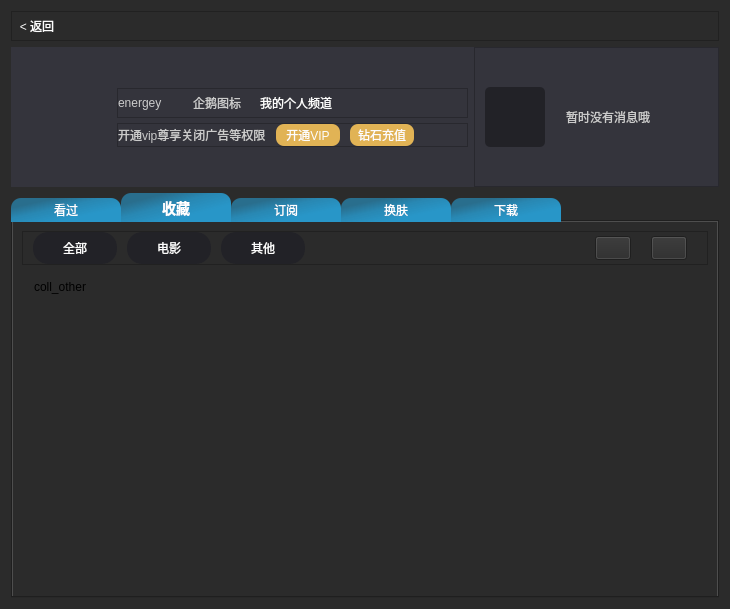
Above: VideoPlayer/videomodels/PersonFileForm.ui from huizhang556/pc-video-player before the change. Below: the same form after it.
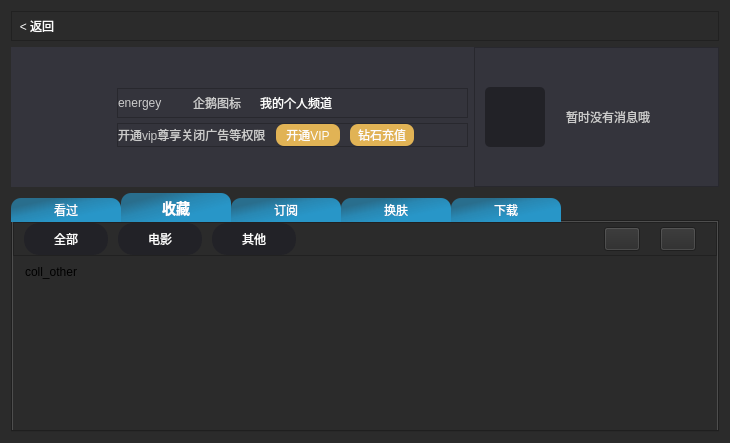
That is the form after the change. The open tabs and pages were chosen to show the change. Icons and pictures are not drawn.

The edit to the form file:
```diff
--- a/VideoPlayer/videomodels/PersonFileForm.ui
+++ b/VideoPlayer/videomodels/PersonFileForm.ui
@@ -7,7 +7,7 @@
     <x>0</x>
     <y>0</y>
     <width>730</width>
-    <height>609</height>
+    <height>443</height>
    </rect>
   </property>
   <property name="windowTitle">
@@ -937,6 +937,21 @@
          <string>收藏</string>
         </attribute>
         <layout class="QVBoxLayout" name="verticalLayout_12">
+         <property name="spacing">
+          <number>0</number>
+         </property>
+         <property name="leftMargin">
+          <number>0</number>
+         </property>
+         <property name="topMargin">
+          <number>0</number>
+         </property>
+         <property name="rightMargin">
+          <number>0</number>
+         </property>
+         <property name="bottomMargin">
+          <number>0</number>
+         </property>
          <item>
           <layout class="QVBoxLayout" name="verticalLayout_9">
            <item>
```
Left out of the diff: 69 changed lines with no effect on the pictures.
